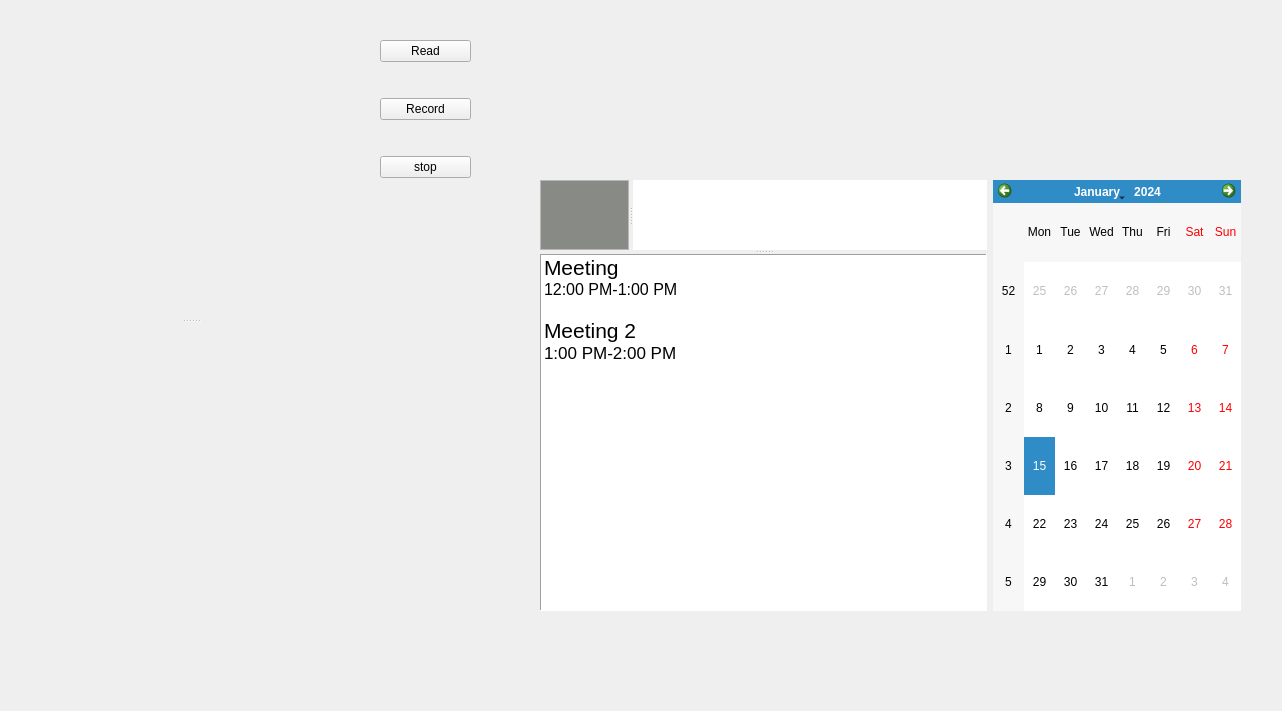
This is ui/mainwindow.ui in Qingchu1995/MySmartHome as Qt 5 draws it before an edit. The edited form follows.
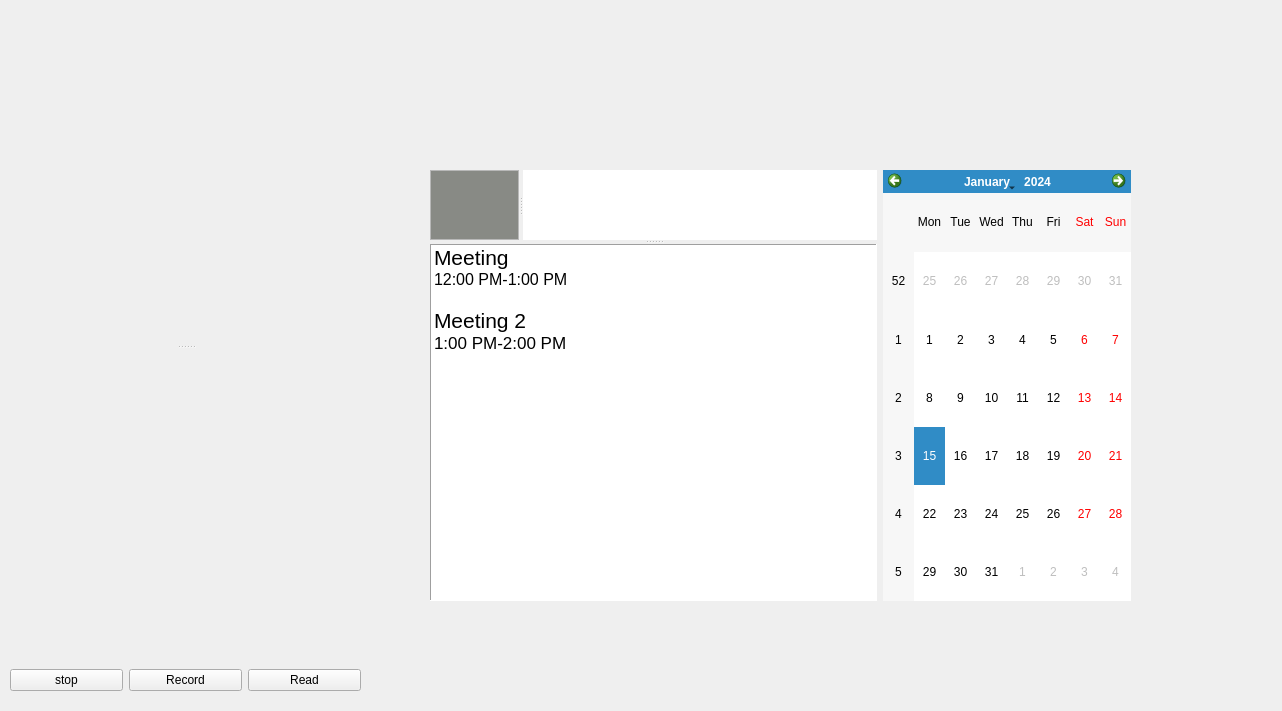
This is the edited form. Custom widgets are drawn as their Qt base class.

Diff of the .ui file:
```diff
--- a/ui/mainwindow.ui
+++ b/ui/mainwindow.ui
@@ -17,67 +17,11 @@
    <string>My smart home</string>
   </property>
   <widget class="QWidget" name="centralWidget">
-   <widget class="QSplitter" name="splitter">
-    <property name="geometry">
-     <rect>
-      <x>10</x>
-      <y>10</y>
-      <width>361</width>
-      <height>621</height>
-     </rect>
-    </property>
-    <property name="orientation">
-     <enum>Qt::Vertical</enum>
-    </property>
-    <widget class="PlotWidget" name="graphWidget_temp" native="true">
-     <property name="enabled">
-      <bool>true</bool>
-     </property>
-    </widget>
-    <widget class="PlotWidget" name="graphWidget_humi" native="true">
-     <property name="enabled">
-      <bool>true</bool>
-     </property>
-    </widget>
-   </widget>
    <widget class="QWidget" name="layoutWidget">
     <property name="geometry">
      <rect>
-      <x>380</x>
-      <y>10</y>
-      <width>91</width>
-      <height>201</height>
-     </rect>
-    </property>
-    <layout class="QVBoxLayout" name="verticalLayout">
-     <item>
-      <widget class="QPushButton" name="pushButton_read">
-       <property name="text">
-        <string>Read</string>
-       </property>
-      </widget>
-     </item>
-     <item>
-      <widget class="QPushButton" name="pushButton_record">
-       <property name="text">
-        <string>Record</string>
-       </property>
-      </widget>
-     </item>
-     <item>
-      <widget class="QPushButton" name="pushButton_stop">
-       <property name="text">
-        <string>stop</string>
-       </property>
-      </widget>
-     </item>
-    </layout>
-   </widget>
-   <widget class="QWidget" name="layoutWidget">
-    <property name="geometry">
-     <rect>
-      <x>540</x>
-      <y>180</y>
+      <x>430</x>
+      <y>170</y>
       <width>701</width>
       <height>431</height>
      </rect>
@@ -89,6 +33,9 @@
         <enum>Qt::Vertical</enum>
        </property>
        <widget class="QSplitter" name="splitter_2">
+        <property name="enabled">
+         <bool>true</bool>
+        </property>
         <property name="sizePolicy">
          <sizepolicy hsizetype="Expanding" vsizetype="Preferred">
           <horstretch>0</horstretch>
@@ -258,6 +205,63 @@
      </item>
     </layout>
    </widget>
+   <widget class="QWidget" name="">
+    <property name="geometry">
+     <rect>
+      <x>10</x>
+      <y>30</y>
+      <width>351</width>
+      <height>661</height>
+     </rect>
+    </property>
+    <layout class="QVBoxLayout" name="verticalLayout">
+     <item>
+      <widget class="QSplitter" name="splitter">
+       <property name="enabled">
+        <bool>false</bool>
+       </property>
+       <property name="orientation">
+        <enum>Qt::Vertical</enum>
+       </property>
+       <widget class="PlotWidget" name="graphWidget_temp" native="true">
+        <property name="enabled">
+         <bool>false</bool>
+        </property>
+       </widget>
+       <widget class="PlotWidget" name="graphWidget_humi" native="true">
+        <property name="enabled">
+         <bool>false</bool>
+        </property>
+       </widget>
+      </widget>
+     </item>
+     <item>
+      <layout class="QHBoxLayout" name="horizontalLayout_2">
+       <item>
+        <widget class="QPushButton" name="pushButton_stop">
+         <property name="text">
+          <string>stop</string>
+         </property>
+        </widget>
+       </item>
+       <item>
+        <widget class="QPushButton" name="pushButton_record">
+         <property name="text">
+          <string>Record</string>
+         </property>
+        </widget>
+       </item>
+       <item>
+        <widget class="QPushButton" name="pushButton_read">
+         <property name="text">
+          <string>Read</string>
+         </property>
+        </widget>
+       </item>
+      </layout>
+     </item>
+    </layout>
+   </widget>
   </widget>
  </widget>
  <customwidgets>
```
